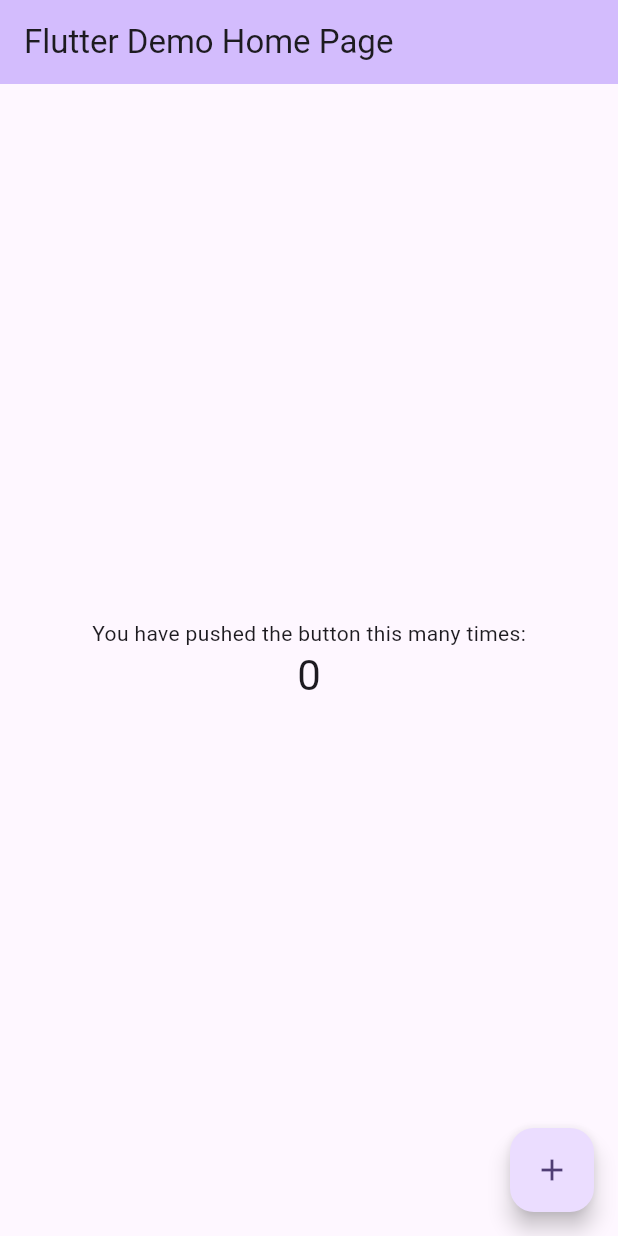
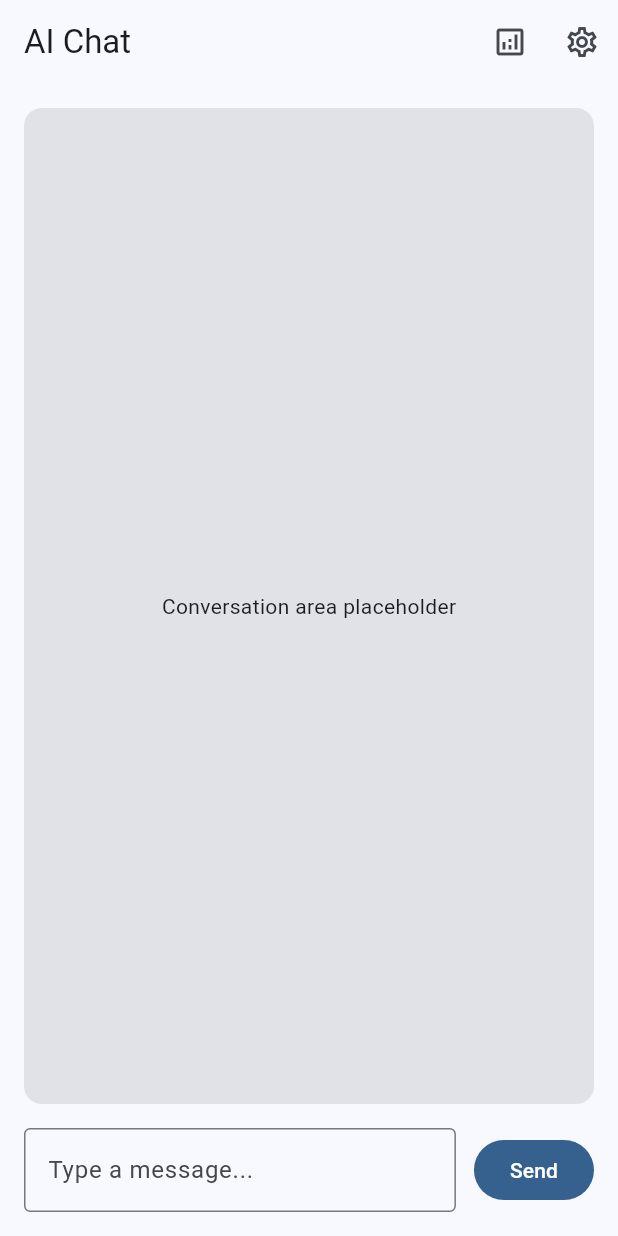
Before and after one commit to iM1k33/Ai_Chat_Cline, a Flutter app: the screen it shows after launch, on a phone screen of 412 x 824 dp. Run offline on Flutter 3.47's test engine with Material 3 defaults, Android fonts, the phone set to English and light mode, and no system bars.

Commit message:
Create app foundation and feature structure

```diff
--- /dev/null
+++ b/lib/app/app.dart
@@ -0,0 +1,19 @@
+import 'package:aichatcline/app/app_theme.dart';
+import 'package:aichatcline/features/chat/ui/chat_screen.dart';
+import 'package:flutter/material.dart';
+
+class AIChatApp extends StatelessWidget {
+  const AIChatApp({super.key});
+
+  @override
+  Widget build(BuildContext context) {
+    return MaterialApp(
+      title: 'AI Chat',
+      debugShowCheckedModeBanner: false,
+      theme: AppTheme.light(),
+      darkTheme: AppTheme.dark(),
+      themeMode: ThemeMode.system,
+      home: const ChatScreen(),
+    );
+  }
+}
--- /dev/null
+++ b/lib/app/app_theme.dart
@@ -0,0 +1,21 @@
+import 'package:flutter/material.dart';
+
+class AppTheme {
+  const AppTheme._();
+
+  static ThemeData light() {
+    return ThemeData(
+      useMaterial3: true,
+      colorScheme: ColorScheme.fromSeed(seedColor: Colors.blue),
+      brightness: Brightness.light,
+    );
+  }
+
+  static ThemeData dark() {
+    return ThemeData(
+      useMaterial3: true,
+      colorScheme: ColorScheme.fromSeed(seedColor: Colors.blue, brightness: Brightness.dark),
+      brightness: Brightness.dark,
+    );
+  }
+}
--- /dev/null
+++ b/lib/features/chat/ui/chat_screen.dart
@@ -0,0 +1,66 @@
+import 'package:flutter/material.dart';
+
+class ChatScreen extends StatelessWidget {
+  const ChatScreen({super.key});
+
+  @override
+  Widget build(BuildContext context) {
+    return Scaffold(
+      appBar: AppBar(
+        title: const Text('AI Chat'),
+        actions: [
+          IconButton(
+            tooltip: 'Statistics',
+            icon: const Icon(Icons.analytics_outlined),
+            onPressed: () {},
+          ),
+          IconButton(
+            tooltip: 'Settings',
+            icon: const Icon(Icons.settings_outlined),
+            onPressed: () {},
+          ),
+        ],
+      ),
+      body: SafeArea(
+        child: Column(
+          children: [
+            Expanded(
+              child: Container(
+                width: double.infinity,
+                margin: const EdgeInsets.all(16),
+                padding: const EdgeInsets.all(16),
+                decoration: BoxDecoration(
+                  color: Theme.of(context).colorScheme.surfaceContainerHighest,
+                  borderRadius: BorderRadius.circular(12),
+                ),
+                child: const Center(
+                  child: Text('Conversation area placeholder'),
+                ),
+              ),
+            ),
+            Padding(
+              padding: const EdgeInsets.fromLTRB(16, 0, 16, 16),
+              child: Row(
+                children: [
+                  const Expanded(
+                    child: TextField(
+                      decoration: InputDecoration(
+                        hintText: 'Type a message...',
+                        border: OutlineInputBorder(),
+                      ),
+                    ),
+                  ),
+                  const SizedBox(width: 12),
+                  FilledButton(
+                    onPressed: () {},
+                    child: const Text('Send'),
+                  ),
+                ],
+              ),
+            ),
+          ],
+        ),
+      ),
+    );
+  }
+}
--- a/lib/main.dart
+++ b/lib/main.dart
@@ -1,122 +1,7 @@
-import 'package:flutter/material.dart';
+import 'package:aichatcline/app/app.dart';
+import 'package:flutter/widgets.dart';
 
 void main() {
-  runApp(const MyApp());
+  WidgetsFlutterBinding.ensureInitialized();
+  runApp(const AIChatApp());
 }
-
-class MyApp extends StatelessWidget {
-  const MyApp({super.key});
-
-  // This widget is the root of your application.
-  @override
-  Widget build(BuildContext context) {
-    return MaterialApp(
-      title: 'Flutter Demo',
-      theme: ThemeData(
-        // This is the theme of your application.
-        //
-        // TRY THIS: Try running your application with "flutter run". You'll see
-        // the application has a purple toolbar. Then, without quitting the app,
-        // try changing the seedColor in the colorScheme below to Colors.green
-        // and then invoke "hot reload" (save your changes or press the "hot
-        // reload" button in a Flutter-supported IDE, or press "r" if you used
-        // the command line to start the app).
-        //
-        // Notice that the counter didn't reset back to zero; the application
-        // state is not lost during the reload. To reset the state, use hot
-        // restart instead.
-        //
-        // This works for code too, not just values: Most code changes can be
-        // tested with just a hot reload.
-        colorScheme: .fromSeed(seedColor: Colors.deepPurple),
-      ),
-      home: const MyHomePage(title: 'Flutter Demo Home Page'),
-    );
-  }
-}
-
-class MyHomePage extends StatefulWidget {
-  const MyHomePage({super.key, required this.title});
-
-  // This widget is the home page of your application. It is stateful, meaning
-  // that it has a State object (defined below) that contains fields that affect
-  // how it looks.
-
-  // This class is the configuration for the state. It holds the values (in this
-  // case the title) provided by the parent (in this case the App widget) and
-  // used by the build method of the State. Fields in a Widget subclass are
-  // always marked "final".
-
-  final String title;
-
-  @override
-  State<MyHomePage> createState() => _MyHomePageState();
-}
-
-class _MyHomePageState extends State<MyHomePage> {
-  int _counter = 0;
-
-  void _incrementCounter() {
-    setState(() {
-      // This call to setState tells the Flutter framework that something has
-      // changed in this State, which causes it to rerun the build method below
-      // so that the display can reflect the updated values. If we changed
-      // _counter without calling setState(), then the build method would not be
-      // called again, and so nothing would appear to happen.
-      _counter++;
-    });
-  }
-
-  @override
-  Widget build(BuildContext context) {
-    // This method is rerun every time setState is called, for instance as done
-    // by the _incrementCounter method above.
-    //
-    // The Flutter framework has been optimized to make rerunning build methods
-    // fast, so that you can just rebuild anything that needs updating rather
-    // than having to individually change instances of widgets.
-    return Scaffold(
-      appBar: AppBar(
-        // TRY THIS: Try changing the color here to a specific color (to
-        // Colors.amber, perhaps?) and trigger a hot reload to see the AppBar
-        // change color while the other colors stay the same.
-        backgroundColor: Theme.of(context).colorScheme.inversePrimary,
-        // Here we take the value from the MyHomePage object that was created by
-        // the App.build method, and use it to set our appbar title.
-        title: Text(widget.title),
-      ),
-      body: Center(
-        // Center is a layout widget. It takes a single child and positions it
-        // in the middle of the parent.
-        child: Column(
-          // Column is also a layout widget. It takes a list of children and
-          // arranges them vertically. By default, it sizes itself to fit its
-          // children horizontally, and tries to be as tall as its parent.
-          //
-          // Column has various properties to control how it sizes itself and
-          // how it positions its children. Here we use mainAxisAlignment to
-          // center the children vertically; the main axis here is the vertical
-          // axis because Columns are vertical (the cross axis would be
-          // horizontal).
-          //
-          // TRY THIS: Invoke "debug painting" (choose the "Toggle Debug Paint"
-          // action in the IDE, or press "p" in the console), to see the
-          // wireframe for each widget.
-          mainAxisAlignment: .center,
-          children: [
-            const Text('You have pushed the button this many times:'),
-            Text(
-              '$_counter',
-              style: Theme.of(context).textTheme.headlineMedium,
-            ),
-          ],
-        ),
-      ),
-      floatingActionButton: FloatingActionButton(
-        onPressed: _incrementCounter,
-        tooltip: 'Increment',
-        child: const Icon(Icons.add),
-      ),
-    );
-  }
-}
```
Also changed, not shown: lib/features/settings/ui/settings_screen.dart (added, +19 -0 lines), lib/features/statistics/ui/statistics_screen.dart (added, +19 -0 lines), pubspec.yaml (+9 -0 lines), pubspec.lock, 18 other files.
